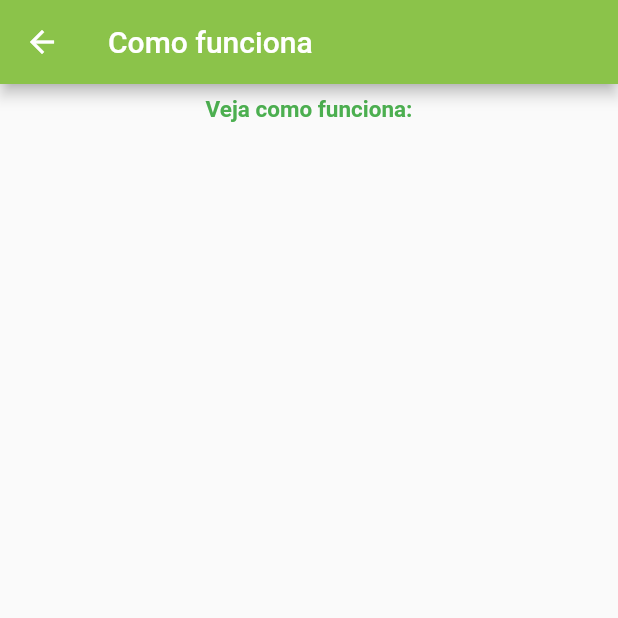
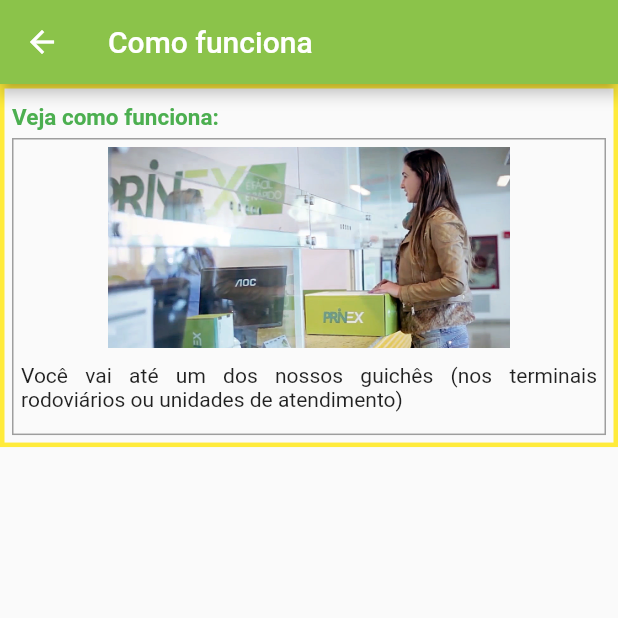
Before and after one commit to divoneimacedo/prinex, a Flutter app: the ComoFunciona screen opened by its route, on a phone screen of 412 x 824 dp, the top half of it. Run offline on Flutter 3.47's test engine with Material 2 defaults, Android fonts, the light colour scheme and no system bars; our stand-ins replace toast; missing offline and left inert: youtube_player.

Commit message:
Layout como funciona

```diff
--- a/lib/ComoFunciona.dart
+++ b/lib/ComoFunciona.dart
@@ -6,6 +6,8 @@ class ComoFunciona  extends StatelessWidget {
   Widget build(BuildContext context) {
     Textos texto = Textos();
     texto.Construtor();
+    double width = MediaQuery.of(context).size.width;
+    double percent = width * 0.65;
     return Scaffold(
       appBar: AppBar(
         title: Text("Como funciona"),
@@ -14,14 +16,36 @@ class ComoFunciona  extends StatelessWidget {
       body: SingleChildScrollView(
         child: Center(
             child: Container(
-              padding: EdgeInsets.all(3),
+              padding: EdgeInsets.all(5),
+              decoration: BoxDecoration(
+                border: Border.all(width: 3,color: Colors.yellow)
+              ),
               child: Column(
-                crossAxisAlignment: CrossAxisAlignment.start,
-                mainAxisAlignment: MainAxisAlignment.spaceEvenly,
+
+                crossAxisAlignment: CrossAxisAlignment.stretch,
+                mainAxisAlignment: MainAxisAlignment.spaceBetween,
                 children: <Widget>[
                   Padding(
-                    padding: EdgeInsets.only(top: 5.0),
+                    padding: EdgeInsets.only(top: 5.0,bottom: 5.0),
                     child: Text(texto.RetornaTexto("Titulo1"), style: TextStyle(color:Colors.green,fontWeight: FontWeight.bold,fontSize: 15),textAlign: TextAlign.left),
+
+                  ),
+                  Container(
+                    decoration: BoxDecoration(
+                      border: Border.all(width: 1,color: Colors.grey),
+                    ),
+                    padding: EdgeInsets.all(5),
+                    child:Column(
+                        children: <Widget>[
+                          Image.asset(texto.RetornaImage("Image1"),width: percent),
+                          Padding(
+                            padding: EdgeInsets.only(top: 10.0,bottom: 10.0),
+                            child:Text(texto.RetornaTexto("Explicacao1"),textAlign: TextAlign.justify,)
+                          )
+
+
+                      ],
+                    ),
                   )
                 ],
               ),
```
